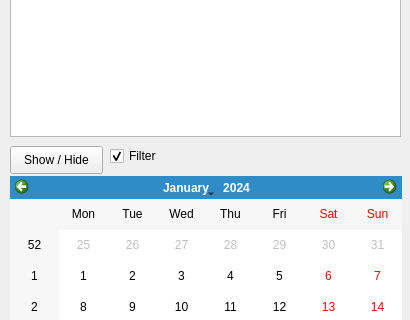
Qt form pyclip.ui (WorldCG08/copy-paster) before a commit; both pictures show x 0 to 410 and y 294 to 614 of the 410 by 823 pixel window.
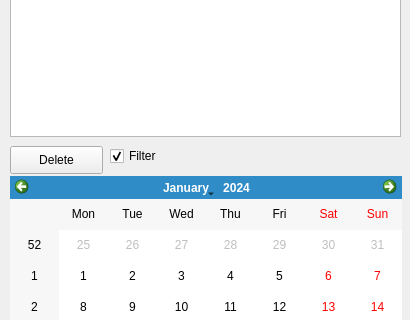
The same form after that commit.

Commit message: Added remove button

The edit to the form file:
```diff
--- a/pyclip.ui
+++ b/pyclip.ui
@@ -50,7 +50,7 @@
      </rect>
     </property>
     <property name="text">
-     <string>Show / Hide</string>
+     <string>Delete</string>
     </property>
    </widget>
    <widget class="QListWidget" name="clip_list">
```
Left out of the diff: 2 changed lines with no effect on the pictures. The commit also changes 1 other file.
